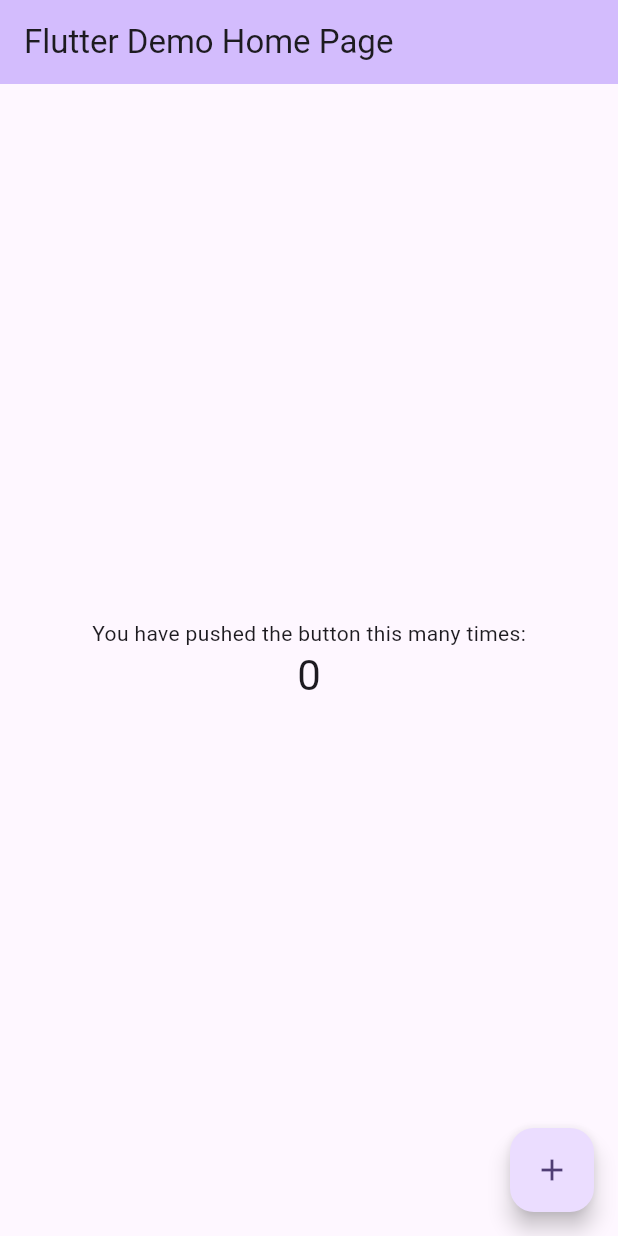
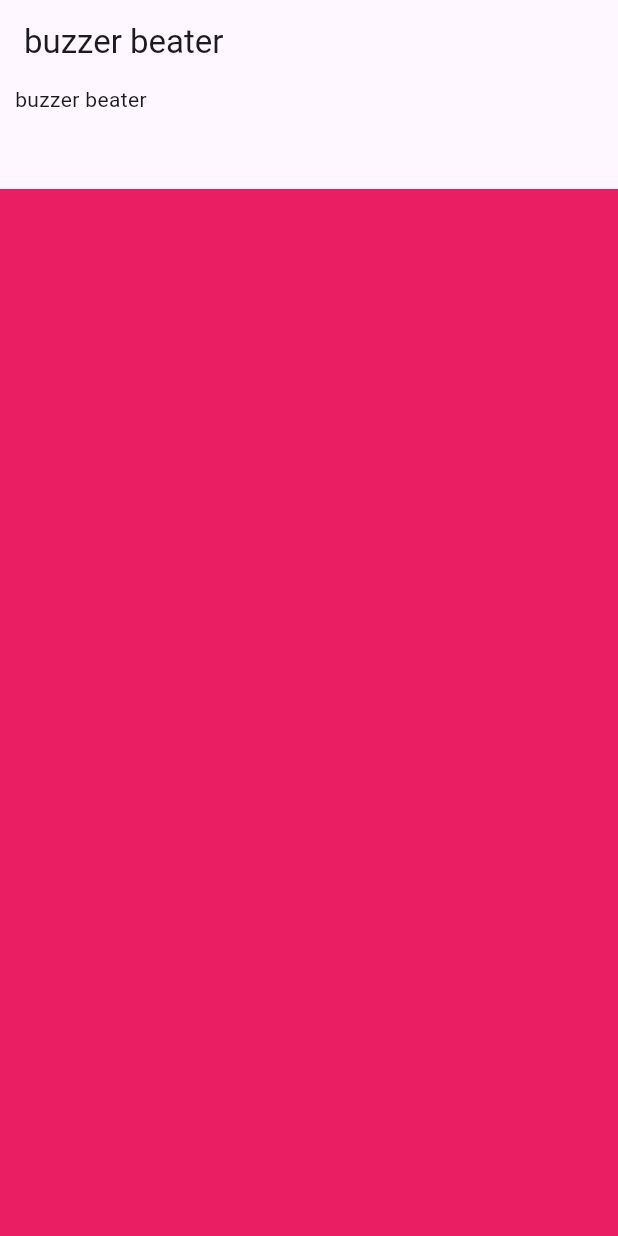
Before and after one commit to woodyvillage/buzzer-beater, a Flutter app: the screen it shows after launch, on a phone screen of 412 x 824 dp. Run offline on Flutter 3.47's test engine with Material 2 defaults, Android fonts, the phone set to English and light mode, and no system bars.

Commit message:
Initial localization

````diff
--- /dev/null
+++ b/l10n.yaml
@@ -0,0 +1,5 @@
+arb-dir: lib/l10n
+template-arb-file: app_ja.arb
+output-class: L10n
+output-localization-file: l10n.dart
+synthetic-package: false
--- /dev/null
+++ b/lib/l10n/app_en.arb
@@ -0,0 +1,5 @@
+{
+  "@@locale": "en",
+
+  "applicationTitle": "buzzer beater"
+}
--- /dev/null
+++ b/lib/l10n/app_ja.arb
@@ -0,0 +1,5 @@
+{
+  "@@locale": "ja",
+
+  "applicationTitle": "ミニバススコアブック"
+}
--- /dev/null
+++ b/lib/l10n/l10n.dart
@@ -0,0 +1,133 @@
+import 'dart:async';
+
+import 'package:flutter/foundation.dart';
+import 'package:flutter/widgets.dart';
+import 'package:flutter_localizations/flutter_localizations.dart';
+import 'package:intl/intl.dart' as intl;
+
+import 'l10n_en.dart';
+import 'l10n_ja.dart';
+
+/// Callers can lookup localized strings with an instance of L10n
+/// returned by `L10n.of(context)`.
+///
+/// Applications need to include `L10n.delegate()` in their app's
+/// `localizationDelegates` list, and the locales they support in the app's
+/// `supportedLocales` list. For example:
+///
+/// ```dart
+/// import 'l10n/l10n.dart';
+///
+/// return MaterialApp(
+///   localizationsDelegates: L10n.localizationsDelegates,
+///   supportedLocales: L10n.supportedLocales,
+///   home: MyApplicationHome(),
+/// );
+/// ```
+///
+/// ## Update pubspec.yaml
+///
+/// Please make sure to update your pubspec.yaml to include the following
+/// packages:
+///
+/// ```yaml
+/// dependencies:
+///   # Internationalization support.
+///   flutter_localizations:
+///     sdk: flutter
+///   intl: any # Use the pinned version from flutter_localizations
+///
+///   # Rest of dependencies
+/// ```
+///
+/// ## iOS Applications
+///
+/// iOS applications define key application metadata, including supported
+/// locales, in an Info.plist file that is built into the application bundle.
+/// To configure the locales supported by your app, you’ll need to edit this
+/// file.
+///
+/// First, open your project’s ios/Runner.xcworkspace Xcode workspace file.
+/// Then, in the Project Navigator, open the Info.plist file under the Runner
+/// project’s Runner folder.
+///
+/// Next, select the Information Property List item, select Add Item from the
+/// Editor menu, then select Localizations from the pop-up menu.
+///
+/// Select and expand the newly-created Localizations item then, for each
+/// locale your application supports, add a new item and select the locale
+/// you wish to add from the pop-up menu in the Value field. This list should
+/// be consistent with the languages listed in the L10n.supportedLocales
+/// property.
+abstract class L10n {
+  L10n(String locale) : localeName = intl.Intl.canonicalizedLocale(locale.toString());
+
+  final String localeName;
+
+  static L10n? of(BuildContext context) {
+    return Localizations.of<L10n>(context, L10n);
+  }
+
+  static const LocalizationsDelegate<L10n> delegate = _L10nDelegate();
+
+  /// A list of this localizations delegate along with the default localizations
+  /// delegates.
+  ///
+  /// Returns a list of localizations delegates containing this delegate along with
+  /// GlobalMaterialLocalizations.delegate, GlobalCupertinoLocalizations.delegate,
+  /// and GlobalWidgetsLocalizations.delegate.
+  ///
+  /// Additional delegates can be added by appending to this list in
+  /// MaterialApp. This list does not have to be used at all if a custom list
+  /// of delegates is preferred or required.
+  static const List<LocalizationsDelegate<dynamic>> localizationsDelegates = <LocalizationsDelegate<dynamic>>[
+    delegate,
+    GlobalMaterialLocalizations.delegate,
+    GlobalCupertinoLocalizations.delegate,
+    GlobalWidgetsLocalizations.delegate,
+  ];
+
+  /// A list of this localizations delegate's supported locales.
+  static const List<Locale> supportedLocales = <Locale>[
+    Locale('en'),
+    Locale('ja')
+  ];
+
+  /// No description provided for @applicationTitle.
+  ///
+  /// In ja, this message translates to:
+  /// **'ミニバススコアブック'**
+  String get applicationTitle;
+}
+
+class _L10nDelegate extends LocalizationsDelegate<L10n> {
+  const _L10nDelegate();
+
+  @override
+  Future<L10n> load(Locale locale) {
+    return SynchronousFuture<L10n>(lookupL10n(locale));
+  }
+
+  @override
+  bool isSupported(Locale locale) => <String>['en', 'ja'].contains(locale.languageCode);
+
+  @override
+  bool shouldReload(_L10nDelegate old) => false;
+}
+
+L10n lookupL10n(Locale locale) {
+
+
+  // Lookup logic when only language code is specified.
+  switch (locale.languageCode) {
+    case 'en': return L10nEn();
+    case 'ja': return L10nJa();
+  }
+
+  throw FlutterError(
+    'L10n.delegate failed to load unsupported locale "$locale". This is likely '
+    'an issue with the localizations generation tool. Please file an issue '
+    'on GitHub with a reproducible sample app and the gen-l10n configuration '
+    'that was used.'
+  );
+}
--- /dev/null
+++ b/lib/l10n/l10n_en.dart
@@ -0,0 +1,9 @@
+import 'l10n.dart';
+
+/// The translations for English (`en`).
+class L10nEn extends L10n {
+  L10nEn([String locale = 'en']) : super(locale);
+
+  @override
+  String get applicationTitle => 'buzzer beater';
+}
--- /dev/null
+++ b/lib/l10n/l10n_ja.dart
@@ -0,0 +1,9 @@
+import 'l10n.dart';
+
+/// The translations for Japanese (`ja`).
+class L10nJa extends L10n {
+  L10nJa([String locale = 'ja']) : super(locale);
+
+  @override
+  String get applicationTitle => 'ミニバススコアブック';
+}
--- a/lib/main.dart
+++ b/lib/main.dart
@@ -1,125 +1,6 @@
 import 'package:flutter/material.dart';
+import 'package:buzzer_beater/view/frame.dart';
 
 void main() {
-  runApp(const MyApp());
+  runApp(const ApplicationFrame());
 }
-
-class MyApp extends StatelessWidget {
-  const MyApp({super.key});
-
-  // This widget is the root of your application.
-  @override
-  Widget build(BuildContext context) {
-    return MaterialApp(
-      title: 'Flutter Demo',
-      theme: ThemeData(
-        // This is the theme of your application.
-        //
-        // TRY THIS: Try running your application with "flutter run". You'll see
-        // the application has a blue toolbar. Then, without quitting the app,
-        // try changing the seedColor in the colorScheme below to Colors.green
-        // and then invoke "hot reload" (save your changes or press the "hot
-        // reload" button in a Flutter-supported IDE, or press "r" if you used
-        // the command line to start the app).
-        //
-        // Notice that the counter didn't reset back to zero; the application
-        // state is not lost during the reload. To reset the state, use hot
-        // restart instead.
-        //
-        // This works for code too, not just values: Most code changes can be
-        // tested with just a hot reload.
-        colorScheme: ColorScheme.fromSeed(seedColor: Colors.deepPurple),
-        useMaterial3: true,
-      ),
-      home: const MyHomePage(title: 'Flutter Demo Home Page'),
-    );
-  }
-}
-
-class MyHomePage extends StatefulWidget {
-  const MyHomePage({super.key, required this.title});
-
-  // This widget is the home page of your application. It is stateful, meaning
-  // that it has a State object (defined below) that contains fields that affect
-  // how it looks.
-
-  // This class is the configuration for the state. It holds the values (in this
-  // case the title) provided by the parent (in this case the App widget) and
-  // used by the build method of the State. Fields in a Widget subclass are
-  // always marked "final".
-
-  final String title;
-
-  @override
-  State<MyHomePage> createState() => _MyHomePageState();
-}
-
-class _MyHomePageState extends State<MyHomePage> {
-  int _counter = 0;
-
-  void _incrementCounter() {
-    setState(() {
-      // This call to setState tells the Flutter framework that something has
-      // changed in this State, which causes it to rerun the build method below
-      // so that the display can reflect the updated values. If we changed
-      // _counter without calling setState(), then the build method would not be
-      // called again, and so nothing would appear to happen.
-      _counter++;
-    });
-  }
-
-  @override
-  Widget build(BuildContext context) {
-    // This method is rerun every time setState is called, for instance as done
-    // by the _incrementCounter method above.
-    //
-    // The Flutter framework has been optimized to make rerunning build methods
-    // fast, so that you can just rebuild anything that needs updating rather
-    // than having to individually change instances of widgets.
-    return Scaffold(
-      appBar: AppBar(
-        // TRY THIS: Try changing the color here to a specific color (to
-        // Colors.amber, perhaps?) and trigger a hot reload to see the AppBar
-        // change color while the other colors stay the same.
-        backgroundColor: Theme.of(context).colorScheme.inversePrimary,
-        // Here we take the value from the MyHomePage object that was created by
-        // the App.build method, and use it to set our appbar title.
-        title: Text(widget.title),
-      ),
-      body: Center(
-        // Center is a layout widget. It takes a single child and positions it
-        // in the middle of the parent.
-        child: Column(
-          // Column is also a layout widget. It takes a list of children and
-          // arranges them vertically. By default, it sizes itself to fit its
-          // children horizontally, and tries to be as tall as its parent.
-          //
-          // Column has various properties to control how it sizes itself and
-          // how it positions its children. Here we use mainAxisAlignment to
-          // center the children vertically; the main axis here is the vertical
-          // axis because Columns are vertical (the cross axis would be
-          // horizontal).
-          //
-          // TRY THIS: Invoke "debug painting" (choose the "Toggle Debug Paint"
-          // action in the IDE, or press "p" in the console), to see the
-          // wireframe for each widget.
-          mainAxisAlignment: MainAxisAlignment.center,
-          children: <Widget>[
-            const Text(
-              'You have pushed the button this many times:',
-            ),
-            Text(
-              '$_counter',
-              style: Theme.of(context).textTheme.headlineMedium,
-            ),
-          ],
-        ),
-      ),
-      floatingActionButton: FloatingActionButton(
-        onPressed: _incrementCounter,
-        tooltip: 'Increment',
-        child: const Icon(Icons.add),
-      ), // This trailing comma makes auto-formatting nicer for build methods.
-    );
-  }
-}
--- /dev/null
+++ b/lib/view/contents.dart
@@ -0,0 +1,82 @@
+import 'package:flutter/material.dart';
+import 'package:buzzer_beater/l10n/l10n.dart';
+// import 'package:buzzer_beater/view/signage/signage_builder.dart';
+// import 'package:lunch_wallet/view/contents/wallet/wallet_builder.dart';
+
+class ApplicationContents extends StatefulWidget {
+  const ApplicationContents({super.key});
+
+  @override
+  State createState() => _ApplicationContentsState();
+}
+
+class _ApplicationContentsState extends State<ApplicationContents> {
+  final controller = PageController(
+    initialPage: 0,
+    viewportFraction: 1.0,
+  );
+
+  var pageViewInitialized = false;
+
+  @override
+  void initState() {
+    super.initState();
+
+    WidgetsBinding.instance.addPostFrameCallback((_) {
+      pageViewInitialized = true;
+    });
+  }
+
+  @override
+  void dispose() {
+    controller.dispose();
+    super.dispose();
+  }
+
+  @override
+  Widget build(BuildContext context) {
+    final l10n = L10n.of(context)!;
+    return Scaffold(
+      appBar: AppBar(
+        title: Text(l10n.applicationTitle),
+      ),
+      body: Column(
+        children: <Widget>[
+          // 固定ヘッダ
+          Container(
+            margin: const EdgeInsets.fromLTRB(10, 0, 10, 0),
+            width: MediaQuery.of(context).size.width,
+            height: 70,
+            child: Text(l10n.applicationTitle),
+          ),
+          // 可変ページャー
+          Expanded(
+            child: PageView(
+              controller: controller,
+              onPageChanged: (int index) {
+                ScaffoldMessenger.of(context).showSnackBar(SnackBar(
+                  content: Text('Change to Page: $index'),
+                  duration: const Duration(milliseconds: 200),
+                ));
+              },
+              children: [
+                Container(
+                  color: Colors.pink,
+                  child: Text(pageViewInitialized
+                      ? 'Page: ${controller.page?.floor()}'
+                      : ''),
+                ),
+                Container(
+                  color: Colors.green,
+                  child: Text(pageViewInitialized
+                      ? 'Page: ${controller.page?.floor()}'
+                      : ''),
+                ),
+              ],
+            ),
+          ),
+        ],
+      ),
+    );
+  }
+}
--- /dev/null
+++ b/lib/view/frame.dart
@@ -0,0 +1,31 @@
+import 'package:flutter/material.dart';
+import 'package:buzzer_beater/l10n/l10n.dart';
+import 'package:buzzer_beater/view/contents.dart';
+
+class ApplicationFrame extends StatelessWidget {
+  const ApplicationFrame({super.key});
+
+  @override
+  Widget build(BuildContext context) {
+    return MaterialApp(
+      // このタイトルどこで使ってる？
+      title: 'Flutter Demo',
+
+      // Localization
+      localizationsDelegates: L10n.localizationsDelegates,
+      supportedLocales: L10n.supportedLocales,
+
+      // Theme
+      theme: ThemeData(
+        // Applicationの基本色
+        primarySwatch: Colors.blue,
+        useMaterial3: true,
+      ),
+      darkTheme: ThemeData.dark(),
+
+      // Contents
+      debugShowCheckedModeBanner: false,
+      home: const ApplicationContents(),
+    );
+  }
+}
````
Also changed, not shown: pubspec.yaml (+11 -4 lines), 3 other files.
